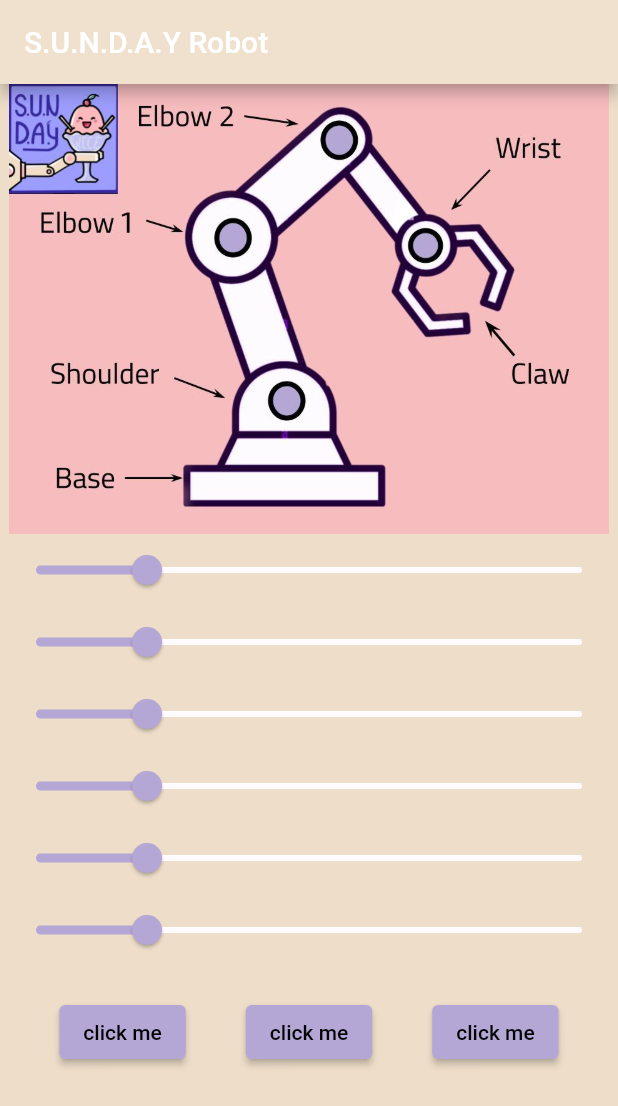
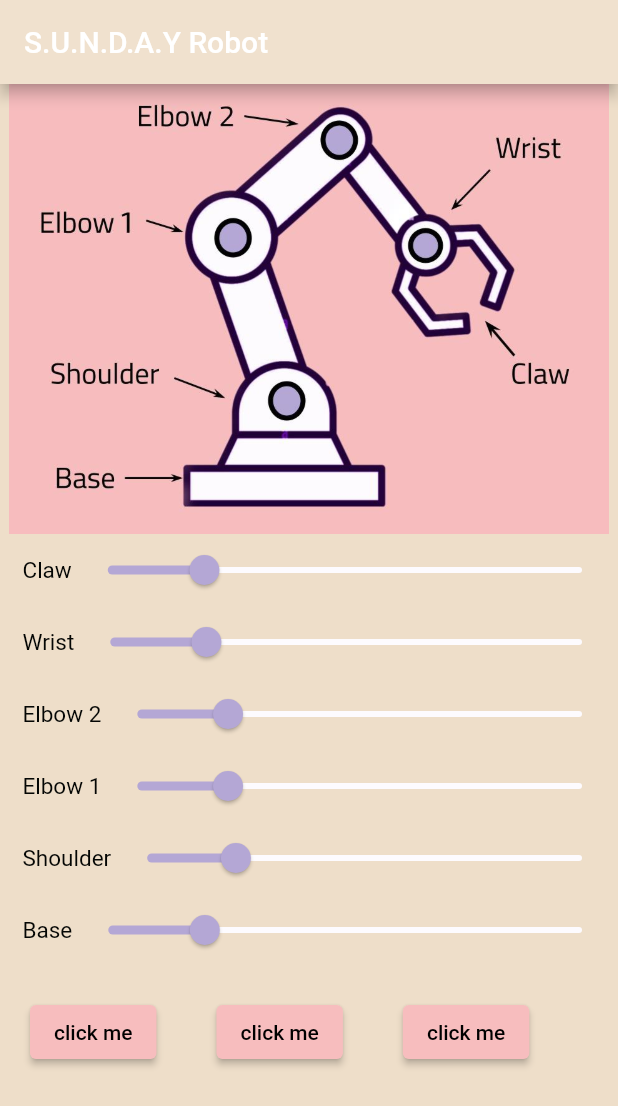
Before and after one commit to Kgo222/Technical_22-23, a Flutter app: the screen it shows after launch, on a phone screen of 412 x 824 dp. Shown: the top 1106 px of the screen. Run offline on Flutter 3.47's test engine with Material 2 defaults, Android fonts, the phone set to English and light mode, and no system bars.

Commit message:
sliders+labels

```diff
--- a/arm_control_flutter/lib/homepage.dart
+++ b/arm_control_flutter/lib/homepage.dart
@@ -3,9 +3,12 @@ import 'package:arm_control_flutter/theme.dart';
 import 'theme.dart';
 
 
+
+
 class HomePage extends StatefulWidget {
   const HomePage({Key? key, required this.title}) : super(key: key);
   final String title;
+
 
   // This widget is the root of your application.
   @override
@@ -13,25 +16,20 @@ class HomePage extends StatefulWidget {
 }
 class _HomePageState extends State<HomePage> {
 
+
   double _currentSliderValue1 = 20;
   double _currentSliderValue2 = 20;
   double _currentSliderValue3 = 20;
   double _currentSliderValue4 = 20;
   double _currentSliderValue5 = 20;
   double _currentSliderValue6 = 20;
-  void _incrementCounter() {
-    setState(() {
-      // This call to setState tells the Flutter framework that something has
-      // changed in this State, which causes it to rerun the build method below
-      // so that the display can reflect the updated values. If we changed
-      // _counter without calling setState(), then the build method would not be
-      // called again, and so nothing would appear to happen.
-    });
-  }
+
+
 
 
   @override
   Widget build(BuildContext context) {
+
 
     // This method is rerun every time setState is called, for instance as done
     // by the _incrementCounter method above.
@@ -67,14 +65,25 @@ class _HomePageState extends State<HomePage> {
           crossAxisAlignment: CrossAxisAlignment.start,
           children: [
             Image.asset(
-              'lib/images/logo_header.jpg',
+              'lib/images/HeaderImage.jpg',
               width: 900,
               height: 300,
               fit: BoxFit.contain,
             ),
+
+
+
             Row( //slider 1
               children:[
+                Padding(padding: EdgeInsets.only(left:15),
+                  child:Text(// ignore: prefer_const_constructors
+                    'Claw',
+                    style: TextStyle(fontSize: 15,color: Color.fromARGB(255, 4, 6, 4)),
+
+                  ),
+                ),
                 Expanded(
+
                   child: Slider( //Slider 1
                     value: _currentSliderValue1,
                     max: 100,
@@ -87,11 +96,23 @@ class _HomePageState extends State<HomePage> {
                         _currentSliderValue1 = value;
                       });
                     },
-               )),
+                  ),
+
+
+                ),
+
               ],
             ),
+
             Row( // Slider 2
               children:[
+                Padding(padding: EdgeInsets.only(left:15),
+                  child:Text(// ignore: prefer_const_constructors
+                    'Wrist',
+                    style: TextStyle(fontSize: 15,color: Color.fromARGB(255, 4, 6, 4)),
+
+                  ),
+                ),
                 Expanded(
                     child: Slider(
                       value: _currentSliderValue2,
@@ -106,11 +127,20 @@ class _HomePageState extends State<HomePage> {
                         });
                       },
                     )),
+
               ],
             ),
             Row( //slider 3
               children:[
+                Padding(padding: EdgeInsets.only(left:15),
+                  child:Text(// ignore: prefer_const_constructors
+                    'Elbow 2',
+                    style: TextStyle(fontSize: 15,color: Color.fromARGB(255, 4, 6, 4)),
+
+                  ),
+                ),
                 Expanded(
+
                     child: Slider(
                       value: _currentSliderValue3,
                       max: 100,
@@ -128,6 +158,13 @@ class _HomePageState extends State<HomePage> {
             ),
             Row( //slider 4
               children:[
+                Padding(padding: EdgeInsets.only(left:15),
+                  child:Text(// ignore: prefer_const_constructors
+                    'Elbow 1',
+                    style: TextStyle(fontSize: 15,color: Color.fromARGB(255, 4, 6, 4)),
+
+                  ),
+                ),
                 Expanded(
                     child: Slider(
                       value: _currentSliderValue4,
@@ -146,6 +183,13 @@ class _HomePageState extends State<HomePage> {
             ),
             Row( //Slider 5
               children:[
+                Padding(padding: EdgeInsets.only(left:15),
+                  child:Text(// ignore: prefer_const_constructors
+                    'Shoulder',
+                    style: TextStyle(fontSize: 15,color: Color.fromARGB(255, 4, 6, 4)),
+
+                  ),
+                ),
                 Expanded(
                     child: Slider(
                       value: _currentSliderValue5,
@@ -162,8 +206,15 @@ class _HomePageState extends State<HomePage> {
                     )),
               ],
             ),
-            Row( //slider 6
+            Row( //Slider 6
               children:[
+                Padding(padding: EdgeInsets.only(left:15),
+                  child:Text(// ignore: prefer_const_constructors
+                    'Base',
+                    style: TextStyle(fontSize: 15,color: Color.fromARGB(255, 4, 6, 4)),
+
+                  ),
+                ),
                 Expanded(
                     child: Slider(
                       value: _currentSliderValue6,
@@ -181,19 +232,15 @@ class _HomePageState extends State<HomePage> {
               ],
             ),
             Row(
-                mainAxisAlignment: MainAxisAlignment.center,
                 children:[
                   Container( //Button 1
+                    margin: EdgeInsets.all(20),
                     alignment: Alignment.center,
-                  margin: EdgeInsets.all(20),
                     child: ElevatedButton(
                       child: Text("click me"),
                       onPressed: () {
                         print('you clicked me');
                       },
-                    style: ElevatedButton.styleFrom(
-                      primary: AppColors.purple,
-                    ),
                     ),
                   ),
                   Container( //Button 2
@@ -204,9 +251,6 @@ class _HomePageState extends State<HomePage> {
                       onPressed: () {
                         print('you clicked me');
                       },
-                    style: ElevatedButton.styleFrom(
-                      primary: AppColors.purple,
-                    ),
                     ),
                   ),
                   Container( //Button 3
@@ -217,9 +261,6 @@ class _HomePageState extends State<HomePage> {
                       onPressed: () {
                         print('you clicked me');
                       },
-                    style: ElevatedButton.styleFrom(
-                      primary: AppColors.purple,
-                    ),
                     ),
                   ),
                 ] //children
```
Lines whose indentation alone changed are shown as unchanged.
